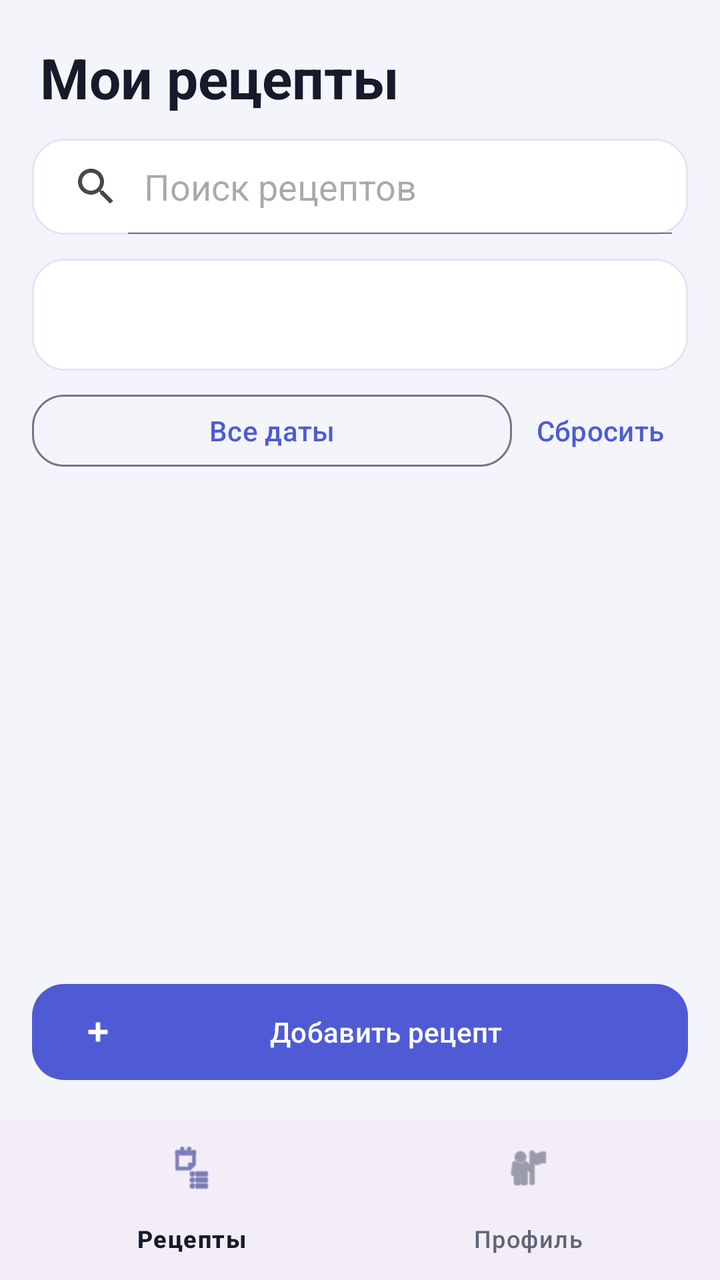
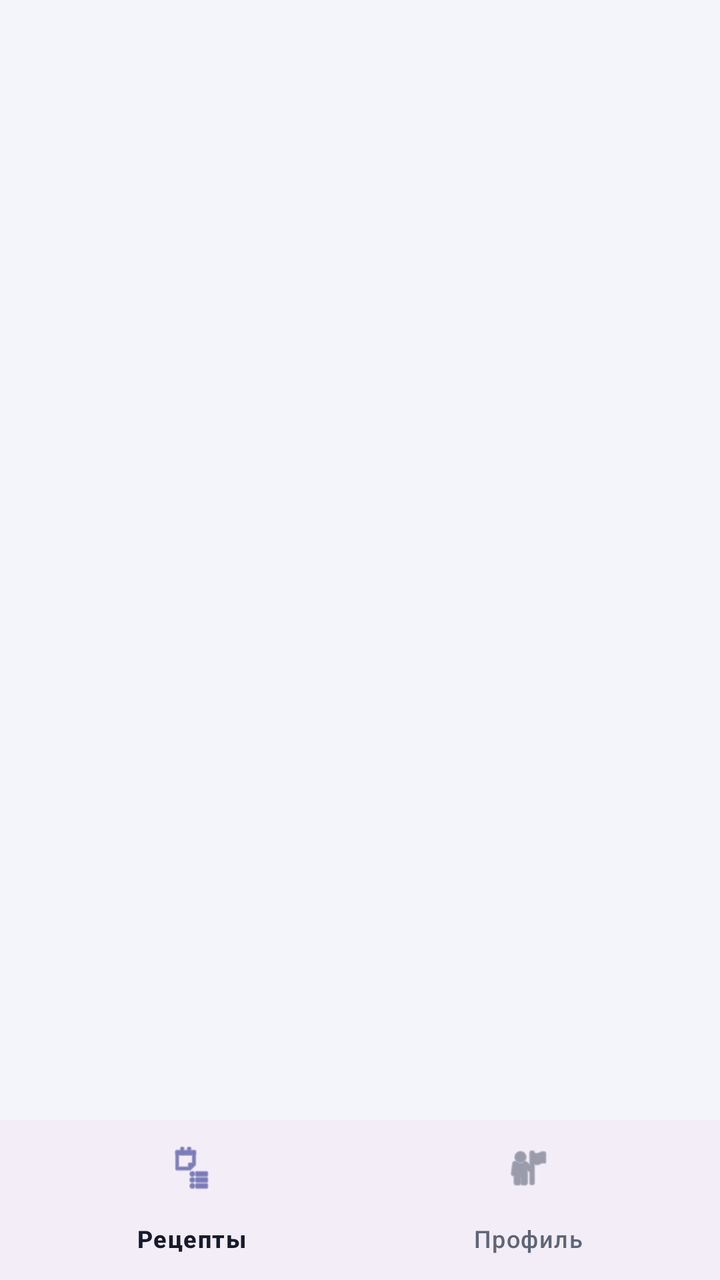

Before-and-after screenshots of an Android layout around one commit, followed by the original layout XML and the change that was made.
<!-- AndroidManifest.xml: application theme Theme.RecipesApp -->
<!-- res/layout/activity_main.xml -->
<?xml version="1.0" encoding="utf-8"?>
<androidx.constraintlayout.widget.ConstraintLayout
    xmlns:android="http://schemas.android.com/apk/res/android"
    xmlns:app="http://schemas.android.com/apk/res-auto"
    android:layout_width="match_parent"
    android:layout_height="match_parent">

    
    <TextView
        android:id="@+id/titleText"
        android:layout_width="wrap_content"
        android:layout_height="wrap_content"
        android:layout_marginStart="@dimen/title_margin"
        android:layout_marginTop="@dimen/title_margin"
        android:text="@string/screen_title"
        android:textColor="?attr/colorOnSurface"
        android:textSize="@dimen/title_size"
        android:textStyle="bold"
        app:layout_constraintStart_toStartOf="parent"
        app:layout_constraintTop_toTopOf="parent" />

    
    <SearchView
        android:id="@+id/searchView"
        android:layout_width="0dp"
        android:layout_height="wrap_content"
        android:layout_marginHorizontal="@dimen/screen_padding"
        android:layout_marginTop="@dimen/spacing_medium"
        android:background="@drawable/bg_field"
        android:minHeight="@dimen/field_height"
        android:iconifiedByDefault="false"
        android:queryHint="@string/search_hint"
        app:layout_constraintEnd_toEndOf="parent"
        app:layout_constraintStart_toStartOf="parent"
        app:layout_constraintTop_toBottomOf="@+id/titleText" />

    
    <Spinner
        android:id="@+id/categoryFilter"
        android:layout_width="0dp"
        android:layout_height="wrap_content"
        android:layout_marginHorizontal="@dimen/screen_padding"
        android:layout_marginTop="@dimen/spacing_medium"
        android:background="@drawable/bg_field"
        android:minHeight="@dimen/field_height"
        android:paddingHorizontal="@dimen/spacing_medium"
        app:layout_constraintEnd_toEndOf="parent"
        app:layout_constraintStart_toStartOf="parent"
        app:layout_constraintTop_toBottomOf="@+id/searchView" />

    
    <LinearLayout
        android:id="@+id/dateRow"
        android:layout_width="0dp"
        android:layout_height="wrap_content"
        android:layout_marginHorizontal="@dimen/screen_padding"
        android:layout_marginTop="@dimen/spacing_small"
        android:gravity="center_vertical"
        android:orientation="horizontal"
        app:layout_constraintEnd_toEndOf="parent"
        app:layout_constraintStart_toStartOf="parent"
        app:layout_constraintTop_toBottomOf="@+id/categoryFilter">

        <com.google.android.material.button.MaterialButton
            android:id="@+id/dateFilterButton"
            style="@style/Widget.Material3.Button.OutlinedButton"
            android:layout_width="0dp"
            android:layout_height="wrap_content"
            android:layout_weight="1"
            android:minHeight="@dimen/button_min_height_sm"
            android:text="@string/date_filter_all"
            app:cornerRadius="@dimen/card_corner_radius" />

        <Button
            android:id="@+id/clearDateButton"
            style="@style/Widget.Material3.Button.TextButton"
            android:layout_width="wrap_content"
            android:layout_height="wrap_content"
            android:minHeight="@dimen/button_min_height_sm"
            android:text="@string/date_clear" />
    </LinearLayout>

    
    <androidx.recyclerview.widget.RecyclerView
        android:id="@+id/recipesList"
        android:layout_width="0dp"
        android:layout_height="0dp"
        android:layout_marginTop="@dimen/spacing_small"
        android:clipToPadding="false"
        android:paddingBottom="@dimen/spacing_small"
        app:layout_constraintBottom_toTopOf="@+id/addRecipeButton"
        app:layout_constraintEnd_toEndOf="parent"
        app:layout_constraintStart_toStartOf="parent"
        app:layout_constraintTop_toBottomOf="@+id/dateRow" />

    
    <TextView
        android:id="@+id/emptyText"
        android:layout_width="wrap_content"
        android:layout_height="wrap_content"
        android:text="@string/empty_list"
        android:textColor="?attr/colorOnSurfaceVariant"
        android:visibility="gone"
        app:layout_constraintBottom_toBottomOf="@+id/recipesList"
        app:layout_constraintEnd_toEndOf="parent"
        app:layout_constraintStart_toStartOf="parent"
        app:layout_constraintTop_toTopOf="@+id/recipesList" />

    
    <com.google.android.material.button.MaterialButton
        android:id="@+id/addRecipeButton"
        style="@style/Widget.Material3.Button"
        android:layout_width="0dp"
        android:layout_height="wrap_content"
        android:layout_margin="@dimen/screen_padding"
        android:minHeight="@dimen/field_height"
        android:text="@string/add_recipe"
        app:cornerRadius="@dimen/card_corner_radius"
        app:icon="@android:drawable/ic_input_add"
        app:layout_constraintBottom_toTopOf="@+id/bottomNav"
        app:layout_constraintEnd_toEndOf="parent"
        app:layout_constraintStart_toStartOf="parent" />

    
    <com.google.android.material.bottomnavigation.BottomNavigationView
        android:id="@+id/bottomNav"
        android:layout_width="0dp"
        android:layout_height="wrap_content"
        app:layout_constraintBottom_toBottomOf="parent"
        app:layout_constraintEnd_toEndOf="parent"
        app:layout_constraintStart_toStartOf="parent"
        app:menu="@menu/bottom_nav_menu" />

</androidx.constraintlayout.widget.ConstraintLayout>
<!-- resources referenced by this layout -->
<resources>
  <dimen name="button_min_height_sm">44dp</dimen>
  <dimen name="card_corner_radius">16dp</dimen>
  <dimen name="field_height">56dp</dimen>
  <dimen name="screen_padding">16dp</dimen>
  <dimen name="spacing_medium">12dp</dimen>
  <dimen name="spacing_small">8dp</dimen>
  <dimen name="title_margin">20dp</dimen>
  <dimen name="title_size">28sp</dimen>
  <!-- drawable bg_field (drawable) -->
  <?xml version="1.0" encoding="utf-8"?>
  <shape xmlns:android="http://schemas.android.com/apk/res/android"
      android:shape="rectangle">
      <solid android:color="?attr/colorSurface" />
      <corners android:radius="16dp" />
      <stroke
          android:width="1dp"
          android:color="?attr/colorOutlineVariant" />
  </shape>
  <string name="add_recipe">Добавить рецепт</string>
  <string name="date_clear">Сбросить</string>
  <string name="date_filter_all">Все даты</string>
  <string name="empty_list">Рецептов пока нет</string>
  <string name="screen_title">Мои рецепты</string>
  <string name="search_hint">Поиск рецептов</string>
  <style name="Theme.RecipesApp" parent="Theme.Material3.Light.NoActionBar">
          <item name="colorPrimary">@color/primary</item>
          <item name="colorOnPrimary">@color/on_primary</item>
          <item name="colorSurface">@color/surface</item>
          <item name="colorOnSurface">@color/text_primary</item>
          <item name="colorSurfaceVariant">@color/surface_variant</item>
          <item name="colorOnSurfaceVariant">@color/text_secondary</item>
          <item name="colorSecondaryContainer">@color/primary_container</item>
          <item name="colorOnSecondaryContainer">@color/on_primary_container</item>
          <item name="colorOutlineVariant">@color/outline</item>
          <item name="colorError">@color/error</item>
          <item name="android:windowBackground">@color/background</item>
      </style>
  <color name="primary">#4F5BD5</color>
  <color name="on_primary">#FFFFFF</color>
  <color name="surface">#FFFFFF</color>
  <color name="text_primary">#161A2B</color>
  <color name="surface_variant">#E9ECF5</color>
  <color name="text_secondary">#5F6578</color>
  <color name="primary_container">#E1E4FF</color>
  <color name="on_primary_container">#2A3190</color>
  <color name="outline">#E2E6F0</color>
  <color name="error">#C62828</color>
  <color name="background">#F4F5FB</color>
</resources>

<!-- the commit's change to res/layout/activity_main.xml (unified diff, before → after) -->
@@ -5,123 +5,15 @@
     android:layout_width="match_parent"
     android:layout_height="match_parent">
 
-    
-    <TextView
-        android:id="@+id/titleText"
-        android:layout_width="wrap_content"
-        android:layout_height="wrap_content"
-        android:layout_marginStart="@dimen/title_margin"
-        android:layout_marginTop="@dimen/title_margin"
-        android:text="@string/screen_title"
-        android:textColor="?attr/colorOnSurface"
-        android:textSize="@dimen/title_size"
-        android:textStyle="bold"
+    <androidx.fragment.app.FragmentContainerView
+        android:id="@+id/fragmentContainer"
+        android:layout_width="0dp"
+        android:layout_height="0dp"
+        app:layout_constraintBottom_toTopOf="@+id/bottomNav"
+        app:layout_constraintEnd_toEndOf="parent"
         app:layout_constraintStart_toStartOf="parent"
         app:layout_constraintTop_toTopOf="parent" />
 
-    
-    <SearchView
-        android:id="@+id/searchView"
-        android:layout_width="0dp"
-        android:layout_height="wrap_content"
-        android:layout_marginHorizontal="@dimen/screen_padding"
-        android:layout_marginTop="@dimen/spacing_medium"
-        android:background="@drawable/bg_field"
-        android:minHeight="@dimen/field_height"
-        android:iconifiedByDefault="false"
-        android:queryHint="@string/search_hint"
-        app:layout_constraintEnd_toEndOf="parent"
-        app:layout_constraintStart_toStartOf="parent"
-        app:layout_constraintTop_toBottomOf="@+id/titleText" />
-
-    
-    <Spinner
-        android:id="@+id/categoryFilter"
-        android:layout_width="0dp"
-        android:layout_height="wrap_content"
-        android:layout_marginHorizontal="@dimen/screen_padding"
-        android:layout_marginTop="@dimen/spacing_medium"
-        android:background="@drawable/bg_field"
-        android:minHeight="@dimen/field_height"
-        android:paddingHorizontal="@dimen/spacing_medium"
-        app:layout_constraintEnd_toEndOf="parent"
-        app:layout_constraintStart_toStartOf="parent"
-        app:layout_constraintTop_toBottomOf="@+id/searchView" />
-
-    
-    <LinearLayout
-        android:id="@+id/dateRow"
-        android:layout_width="0dp"
-        android:layout_height="wrap_content"
-        android:layout_marginHorizontal="@dimen/screen_padding"
-        android:layout_marginTop="@dimen/spacing_small"
-        android:gravity="center_vertical"
-        android:orientation="horizontal"
-        app:layout_constraintEnd_toEndOf="parent"
-        app:layout_constraintStart_toStartOf="parent"
-        app:layout_constraintTop_toBottomOf="@+id/categoryFilter">
-
-        <com.google.android.material.button.MaterialButton
-            android:id="@+id/dateFilterButton"
-            style="@style/Widget.Material3.Button.OutlinedButton"
-            android:layout_width="0dp"
-            android:layout_height="wrap_content"
-            android:layout_weight="1"
-            android:minHeight="@dimen/button_min_height_sm"
-            android:text="@string/date_filter_all"
-            app:cornerRadius="@dimen/card_corner_radius" />
-
-        <Button
-            android:id="@+id/clearDateButton"
-            style="@style/Widget.Material3.Button.TextButton"
-            android:layout_width="wrap_content"
-            android:layout_height="wrap_content"
-            android:minHeight="@dimen/button_min_height_sm"
-            android:text="@string/date_clear" />
-    </LinearLayout>
-
-    
-    <androidx.recyclerview.widget.RecyclerView
-        android:id="@+id/recipesList"
-        android:layout_width="0dp"
-        android:layout_height="0dp"
-        android:layout_marginTop="@dimen/spacing_small"
-        android:clipToPadding="false"
-        android:paddingBottom="@dimen/spacing_small"
-        app:layout_constraintBottom_toTopOf="@+id/addRecipeButton"
-        app:layout_constraintEnd_toEndOf="parent"
-        app:layout_constraintStart_toStartOf="parent"
-        app:layout_constraintTop_toBottomOf="@+id/dateRow" />
-
-    
-    <TextView
-        android:id="@+id/emptyText"
-        android:layout_width="wrap_content"
-        android:layout_height="wrap_content"
-        android:text="@string/empty_list"
-        android:textColor="?attr/colorOnSurfaceVariant"
-        android:visibility="gone"
-        app:layout_constraintBottom_toBottomOf="@+id/recipesList"
-        app:layout_constraintEnd_toEndOf="parent"
-        app:layout_constraintStart_toStartOf="parent"
-        app:layout_constraintTop_toTopOf="@+id/recipesList" />
-
-    
-    <com.google.android.material.button.MaterialButton
-        android:id="@+id/addRecipeButton"
-        style="@style/Widget.Material3.Button"
-        android:layout_width="0dp"
-        android:layout_height="wrap_content"
-        android:layout_margin="@dimen/screen_padding"
-        android:minHeight="@dimen/field_height"
-        android:text="@string/add_recipe"
-        app:cornerRadius="@dimen/card_corner_radius"
-        app:icon="@android:drawable/ic_input_add"
-        app:layout_constraintBottom_toTopOf="@+id/bottomNav"
-        app:layout_constraintEnd_toEndOf="parent"
-        app:layout_constraintStart_toStartOf="parent" />
-
-    
     <com.google.android.material.bottomnavigation.BottomNavigationView
         android:id="@+id/bottomNav"
         android:layout_width="0dp"
<!-- resource entries referenced after the edit -->
@@ -1,29 +1,5 @@
 <!-- resources referenced by this layout -->
 <resources>
-  <dimen name="button_min_height_sm">44dp</dimen>
-  <dimen name="card_corner_radius">16dp</dimen>
-  <dimen name="field_height">56dp</dimen>
-  <dimen name="screen_padding">16dp</dimen>
-  <dimen name="spacing_medium">12dp</dimen>
-  <dimen name="spacing_small">8dp</dimen>
-  <dimen name="title_margin">20dp</dimen>
-  <dimen name="title_size">28sp</dimen>
-  <!-- drawable bg_field (drawable) -->
-  <?xml version="1.0" encoding="utf-8"?>
-  <shape xmlns:android="http://schemas.android.com/apk/res/android"
-      android:shape="rectangle">
-      <solid android:color="?attr/colorSurface" />
-      <corners android:radius="16dp" />
-      <stroke
-          android:width="1dp"
-          android:color="?attr/colorOutlineVariant" />
-  </shape>
-  <string name="add_recipe">Добавить рецепт</string>
-  <string name="date_clear">Сбросить</string>
-  <string name="date_filter_all">Все даты</string>
-  <string name="empty_list">Рецептов пока нет</string>
-  <string name="screen_title">Мои рецепты</string>
-  <string name="search_hint">Поиск рецептов</string>
   <style name="Theme.RecipesApp" parent="Theme.Material3.Light.NoActionBar">
           <item name="colorPrimary">@color/primary</item>
           <item name="colorOnPrimary">@color/on_primary</item>
